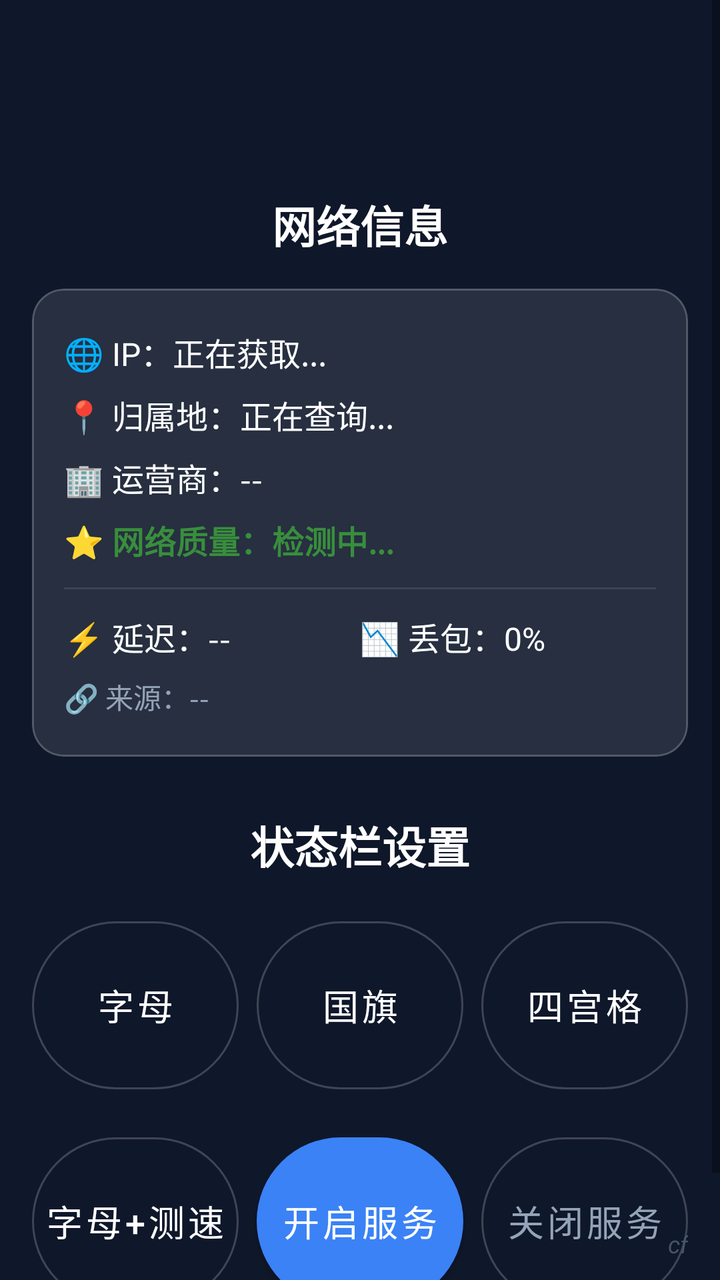
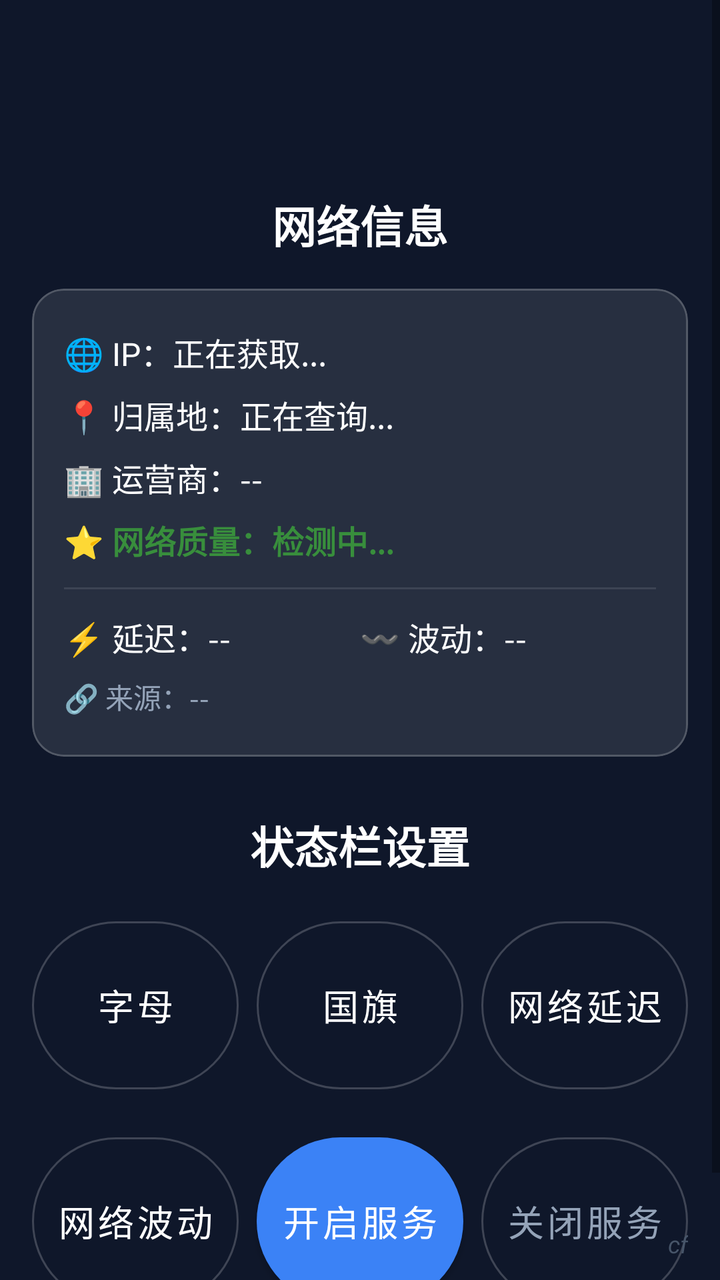

The first picture is an Android layout as it rendered before a commit; the second is the same layout after the commit. The layout source and the unified diff follow.
<!-- AndroidManifest.xml: application theme Theme.MaterialComponents.DayNight.NoActionBar -->
<!-- res/layout/activity_main.xml -->
<?xml version="1.0" encoding="utf-8"?>
<FrameLayout xmlns:android="http://schemas.android.com/apk/res/android"
    xmlns:app="http://schemas.android.com/apk/res-auto"
    xmlns:tools="http://schemas.android.com/tools"
    android:layout_width="match_parent"
    android:layout_height="match_parent"
    android:background="#0F172A"
    tools:context=".MainActivity">

    
    <ScrollView
        android:layout_width="match_parent"
        android:layout_height="match_parent"
        android:fillViewport="true">

        <LinearLayout
            android:layout_width="match_parent"
            android:layout_height="wrap_content"
            android:orientation="vertical"
            android:paddingHorizontal="16dp"
            android:paddingBottom="40dp">

            
            <TextView
                android:layout_width="match_parent"
                android:layout_height="wrap_content"
                android:layout_marginTop="96dp"
                android:layout_marginBottom="16dp"
                android:gravity="center"
                android:text="网络信息"
                android:textColor="#FFFFFF"
                android:textSize="22sp"
                android:textStyle="bold" />

            
            <com.google.android.material.card.MaterialCardView
                android:layout_width="match_parent"
                android:layout_height="wrap_content"
                android:layout_marginBottom="16dp"
                app:cardBackgroundColor="#1AFFFFFF"
                app:cardCornerRadius="16dp"
                app:cardElevation="0dp"
                app:strokeWidth="1dp"
                app:strokeColor="#33FFFFFF">

                <LinearLayout
                    android:layout_width="match_parent"
                    android:layout_height="wrap_content"
                    android:orientation="vertical"
                    android:paddingHorizontal="16dp"
                    android:paddingVertical="16dp">

                    
                    <TextView
                        android:id="@+id/tvIp"
                        android:layout_width="match_parent"
                        android:layout_height="wrap_content"
                        android:paddingVertical="4dp"
                        android:gravity="start|center_vertical"
                        android:text="🌐 IP：正在获取..."
                        android:textColor="#FFFFFF"
                        android:textSize="16sp" />

                    
                    <TextView
                        android:id="@+id/tvLocation"
                        android:layout_width="match_parent"
                        android:layout_height="wrap_content"
                        android:paddingVertical="4dp"
                        android:gravity="start|center_vertical"
                        android:text="📍 归属地：正在查询..."
                        android:textColor="#FFFFFF"
                        android:textSize="16sp" />

                    
                    <TextView
                        android:id="@+id/tvIsp"
                        android:layout_width="match_parent"
                        android:layout_height="wrap_content"
                        android:paddingVertical="4dp"
                        android:gravity="start|center_vertical"
                        android:text="🏢 运营商：--"
                        android:textColor="#FFFFFF"
                        android:textSize="16sp" />

                    
                    <TextView
                        android:id="@+id/tvQuality"
                        android:layout_width="match_parent"
                        android:layout_height="wrap_content"
                        android:paddingVertical="4dp"
                        android:gravity="start|center_vertical"
                        android:text="⭐ 网络质量：检测中..."
                        android:textColor="#388E3C"
                        android:textSize="16sp"
                        android:textStyle="bold" />

                    <View
                        android:layout_width="match_parent"
                        android:layout_height="1dp"
                        android:layout_marginVertical="8dp"
                        android:background="#1AFFFFFF" />

                    
                    <LinearLayout
                        android:layout_width="match_parent"
                        android:layout_height="wrap_content"
                        android:orientation="horizontal"
                        android:weightSum="2">

                        <TextView
                            android:id="@+id/tvPing"
                            android:layout_width="0dp"
                            android:layout_height="wrap_content"
                            android:layout_weight="1"
                            android:paddingVertical="4dp"
                            android:text="⚡ 延迟：--"
                            android:textColor="#FFFFFF"
                            android:textSize="16sp" />

                        <TextView
                            android:id="@+id/tvLoss"
                            android:layout_width="0dp"
                            android:layout_height="wrap_content"
                            android:layout_weight="1"
                            android:paddingVertical="4dp"
                            android:text="📉 丢包：0%"
                            android:textColor="#FFFFFF"
                            android:textSize="16sp" />
                    </LinearLayout>

                    
                    <TextView
                        android:id="@+id/tvApiSource"
                        android:layout_width="match_parent"
                        android:layout_height="wrap_content"
                        android:paddingVertical="4dp"
                        android:gravity="start|center_vertical"
                        android:text="🔗 来源：--"
                        android:textColor="#94A3B8"
                        android:textSize="14sp" />

                </LinearLayout>
            </com.google.android.material.card.MaterialCardView>

            
            <TextView
                android:layout_width="match_parent"
                android:layout_height="wrap_content"
                android:layout_marginTop="12dp"
                android:layout_marginBottom="16dp"
                android:gravity="center"
                android:text="状态栏设置"
                android:textColor="#FFFFFF"
                android:textSize="22sp"
                android:textStyle="bold" />

            
            <LinearLayout
                android:layout_width="match_parent"
                android:layout_height="wrap_content"
                android:orientation="vertical">

                
                <LinearLayout
                    android:layout_width="match_parent"
                    android:layout_height="wrap_content"
                    android:orientation="horizontal"
                    android:layout_marginBottom="12dp"
                    android:weightSum="3">

                    <com.google.android.material.button.MaterialButton
                        android:id="@+id/btnTextMode"
                        style="@style/Widget.MaterialComponents.Button.OutlinedButton"
                        android:layout_width="0dp"
                        android:layout_height="96dp"
                        android:layout_weight="1"
                        android:layout_marginEnd="6dp"
                        android:paddingHorizontal="0dp"
                        android:text="字母"
                        android:textColor="#FFFFFF"
                        android:textSize="18sp"
                        app:strokeColor="#33FFFFFF"
                        app:strokeWidth="1dp"
                        app:cornerRadius="48dp"
                        app:elevation="0dp" />

                    <com.google.android.material.button.MaterialButton
                        android:id="@+id/btnFlagMode"
                        style="@style/Widget.MaterialComponents.Button.OutlinedButton"
                        android:layout_width="0dp"
                        android:layout_height="96dp"
                        android:layout_weight="1"
                        android:layout_marginHorizontal="3dp"
                        android:paddingHorizontal="0dp"
                        android:text="国旗"
                        android:textColor="#FFFFFF"
                        android:textSize="18sp"
                        app:strokeColor="#33FFFFFF"
                        app:strokeWidth="1dp"
                        app:cornerRadius="48dp"
                        app:elevation="0dp" />

                    <com.google.android.material.button.MaterialButton
                        android:id="@+id/btnGridMode"
                        style="@style/Widget.MaterialComponents.Button.OutlinedButton"
                        android:layout_width="0dp"
                        android:layout_height="96dp"
                        android:layout_weight="1"
                        android:layout_marginStart="6dp"
                        android:paddingHorizontal="0dp"
                        android:text="四宫格"
                        android:textColor="#FFFFFF"
                        android:textSize="18sp"
                        app:strokeColor="#33FFFFFF"
                        app:strokeWidth="1dp"
                        app:cornerRadius="48dp"
                        app:elevation="0dp" />
                </LinearLayout>

                
                <LinearLayout
                    android:layout_width="match_parent"
                    android:layout_height="wrap_content"
                    android:orientation="horizontal"
                    android:weightSum="3">

                    <com.google.android.material.button.MaterialButton
                        android:id="@+id/btnTextGridMode"
                        style="@style/Widget.MaterialComponents.Button.OutlinedButton"
                        android:layout_width="0dp"
                        android:layout_height="96dp"
                        android:layout_weight="1"
                        android:layout_marginEnd="6dp"
                        android:paddingHorizontal="0dp"
                        android:text="字母+测速"
                        android:textColor="#FFFFFF"
                        android:textSize="18sp"
                        app:strokeColor="#33FFFFFF"
                        app:strokeWidth="1dp"
                        app:cornerRadius="48dp"
                        app:elevation="0dp" />

                    <com.google.android.material.button.MaterialButton
                        android:id="@+id/btnStart"
                        android:layout_width="0dp"
                        android:layout_height="96dp"
                        android:layout_weight="1"
                        android:layout_marginHorizontal="3dp"
                        android:paddingHorizontal="0dp"
                        android:text="开启服务"
                        android:textColor="#FFFFFF"
                        android:textSize="18sp"
                        app:backgroundTint="#3B82F6"
                        app:cornerRadius="48dp"
                        app:elevation="0dp" />

                    <com.google.android.material.button.MaterialButton
                        android:id="@+id/btnStop"
                        style="@style/Widget.MaterialComponents.Button.OutlinedButton"
                        android:layout_width="0dp"
                        android:layout_height="96dp"
                        android:layout_weight="1"
                        android:layout_marginStart="6dp"
                        android:paddingHorizontal="0dp"
                        android:text="关闭服务"
                        android:textColor="#94A3B8"
                        android:textSize="18sp"
                        app:strokeColor="#33FFFFFF"
                        app:strokeWidth="1dp"
                        app:cornerRadius="48dp"
                        app:elevation="0dp" />
                </LinearLayout>

            </LinearLayout>

        </LinearLayout>
    </ScrollView>

    
    <TextView
        android:layout_width="wrap_content"
        android:layout_height="wrap_content"
        android:layout_gravity="bottom|end"
        android:layout_marginEnd="16dp"
        android:layout_marginBottom="10dp"
        android:text="cf"
        android:textColor="#475569"
        android:textSize="12sp"
        android:textStyle="italic" />

</FrameLayout>
<!-- resources referenced by this layout -->
<resources>

</resources>

<!-- the commit's change to res/layout/activity_main.xml (unified diff, before → after) -->
@@ -40,8 +40,8 @@
                 app:cardBackgroundColor="#1AFFFFFF"
                 app:cardCornerRadius="16dp"
                 app:cardElevation="0dp"
-                app:strokeWidth="1dp"
-                app:strokeColor="#33FFFFFF">
+                app:strokeColor="#33FFFFFF"
+                app:strokeWidth="1dp">
 
                 <LinearLayout
                     android:layout_width="match_parent"
@@ -55,8 +55,8 @@
                         android:id="@+id/tvIp"
                         android:layout_width="match_parent"
                         android:layout_height="wrap_content"
-                        android:paddingVertical="4dp"
-                        android:gravity="start|center_vertical"
+                        android:gravity="start|center_vertical"
+                        android:paddingVertical="4dp"
                         android:text="🌐 IP：正在获取..."
                         android:textColor="#FFFFFF"
                         android:textSize="16sp" />
@@ -66,8 +66,8 @@
                         android:id="@+id/tvLocation"
                         android:layout_width="match_parent"
                         android:layout_height="wrap_content"
-                        android:paddingVertical="4dp"
-                        android:gravity="start|center_vertical"
+                        android:gravity="start|center_vertical"
+                        android:paddingVertical="4dp"
                         android:text="📍 归属地：正在查询..."
                         android:textColor="#FFFFFF"
                         android:textSize="16sp" />
@@ -77,8 +77,8 @@
                         android:id="@+id/tvIsp"
                         android:layout_width="match_parent"
                         android:layout_height="wrap_content"
-                        android:paddingVertical="4dp"
-                        android:gravity="start|center_vertical"
+                        android:gravity="start|center_vertical"
+                        android:paddingVertical="4dp"
                         android:text="🏢 运营商：--"
                         android:textColor="#FFFFFF"
                         android:textSize="16sp" />
@@ -88,8 +88,8 @@
                         android:id="@+id/tvQuality"
                         android:layout_width="match_parent"
                         android:layout_height="wrap_content"
-                        android:paddingVertical="4dp"
-                        android:gravity="start|center_vertical"
+                        android:gravity="start|center_vertical"
+                        android:paddingVertical="4dp"
                         android:text="⭐ 网络质量：检测中..."
                         android:textColor="#388E3C"
                         android:textSize="16sp"
@@ -124,7 +124,7 @@
                             android:layout_height="wrap_content"
                             android:layout_weight="1"
                             android:paddingVertical="4dp"
-                            android:text="📉 丢包：0%"
+                            android:text="〰️ 波动：--"
                             android:textColor="#FFFFFF"
                             android:textSize="16sp" />
                     </LinearLayout>
@@ -134,8 +134,8 @@
                         android:id="@+id/tvApiSource"
                         android:layout_width="match_parent"
                         android:layout_height="wrap_content"
-                        android:paddingVertical="4dp"
-                        android:gravity="start|center_vertical"
+                        android:gravity="start|center_vertical"
+                        android:paddingVertical="4dp"
                         android:text="🔗 来源：--"
                         android:textColor="#94A3B8"
                         android:textSize="14sp" />
@@ -165,8 +165,8 @@
                 <LinearLayout
                     android:layout_width="match_parent"
                     android:layout_height="wrap_content"
+                    android:layout_marginBottom="12dp"
                     android:orientation="horizontal"
-                    android:layout_marginBottom="12dp"
                     android:weightSum="3">
 
                     <com.google.android.material.button.MaterialButton
@@ -174,48 +174,48 @@
                         style="@style/Widget.MaterialComponents.Button.OutlinedButton"
                         android:layout_width="0dp"
                         android:layout_height="96dp"
-                        android:layout_weight="1"
                         android:layout_marginEnd="6dp"
+                        android:layout_weight="1"
                         android:paddingHorizontal="0dp"
                         android:text="字母"
                         android:textColor="#FFFFFF"
                         android:textSize="18sp"
-                        app:strokeColor="#33FFFFFF"
-                        app:strokeWidth="1dp"
-                        app:cornerRadius="48dp"
-                        app:elevation="0dp" />
+                        app:cornerRadius="48dp"
+                        app:elevation="0dp"
+                        app:strokeColor="#33FFFFFF"
+                        app:strokeWidth="1dp" />
 
                     <com.google.android.material.button.MaterialButton
                         android:id="@+id/btnFlagMode"
                         style="@style/Widget.MaterialComponents.Button.OutlinedButton"
                         android:layout_width="0dp"
                         android:layout_height="96dp"
-                        android:layout_weight="1"
                         android:layout_marginHorizontal="3dp"
+                        android:layout_weight="1"
                         android:paddingHorizontal="0dp"
                         android:text="国旗"
                         android:textColor="#FFFFFF"
                         android:textSize="18sp"
-                        app:strokeColor="#33FFFFFF"
-                        app:strokeWidth="1dp"
-                        app:cornerRadius="48dp"
-                        app:elevation="0dp" />
+                        app:cornerRadius="48dp"
+                        app:elevation="0dp"
+                        app:strokeColor="#33FFFFFF"
+                        app:strokeWidth="1dp" />
 
                     <com.google.android.material.button.MaterialButton
                         android:id="@+id/btnGridMode"
                         style="@style/Widget.MaterialComponents.Button.OutlinedButton"
                         android:layout_width="0dp"
                         android:layout_height="96dp"
-                        android:layout_weight="1"
                         android:layout_marginStart="6dp"
-                        android:paddingHorizontal="0dp"
-                        android:text="四宫格"
-                        android:textColor="#FFFFFF"
-                        android:textSize="18sp"
-                        app:strokeColor="#33FFFFFF"
-                        app:strokeWidth="1dp"
-                        app:cornerRadius="48dp"
-                        app:elevation="0dp" />
+                        android:layout_weight="1"
+                        android:paddingHorizontal="0dp"
+                        android:text="网络延迟"
+                        android:textColor="#FFFFFF"
+                        android:textSize="18sp"
+                        app:cornerRadius="48dp"
+                        app:elevation="0dp"
+                        app:strokeColor="#33FFFFFF"
+                        app:strokeWidth="1dp" />
                 </LinearLayout>
 
                 
@@ -225,51 +225,52 @@
                     android:orientation="horizontal"
                     android:weightSum="3">
 
+                    
                     <com.google.android.material.button.MaterialButton
                         android:id="@+id/btnTextGridMode"
                         style="@style/Widget.MaterialComponents.Button.OutlinedButton"
                         android:layout_width="0dp"
                         android:layout_height="96dp"
-                        android:layout_weight="1"
                         android:layout_marginEnd="6dp"
-                        android:paddingHorizontal="0dp"
-                        android:text="字母+测速"
-                        android:textColor="#FFFFFF"
-                        android:textSize="18sp"
-                        app:strokeColor="#33FFFFFF"
-                        app:strokeWidth="1dp"
+                        android:layout_weight="1"
+                        android:paddingHorizontal="0dp"
+                        android:text="网络波动"
+                        android:textColor="#FFFFFF"
+                        android:textSize="18sp"
+                        app:cornerRadius="48dp"
+                        app:elevation="0dp"
+                        app:strokeColor="#33FFFFFF"
+                        app:strokeWidth="1dp" />
+
+                    <com.google.android.material.button.MaterialButton
+                        android:id="@+id/btnStart"
+                        android:layout_width="0dp"
+                        android:layout_height="96dp"
+                        android:layout_marginHorizontal="3dp"
+                        android:layout_weight="1"
+                        android:paddingHorizontal="0dp"
+                        android:text="开启服务"
+                        android:textColor="#FFFFFF"
+                        android:textSize="18sp"
+                        app:backgroundTint="#3B82F6"
                         app:cornerRadius="48dp"
                         app:elevation="0dp" />
 
                     <com.google.android.material.button.MaterialButton
-                        android:id="@+id/btnStart"
-                        android:layout_width="0dp"
-                        android:layout_height="96dp"
-                        android:layout_weight="1"
-                        android:layout_marginHorizontal="3dp"
-                        android:paddingHorizontal="0dp"
-                        android:text="开启服务"
-                        android:textColor="#FFFFFF"
-                        android:textSize="18sp"
-                        app:backgroundTint="#3B82F6"
-                        app:cornerRadius="48dp"
-                        app:elevation="0dp" />
-
-                    <com.google.android.material.button.MaterialButton
                         android:id="@+id/btnStop"
                         style="@style/Widget.MaterialComponents.Button.OutlinedButton"
                         android:layout_width="0dp"
                         android:layout_height="96dp"
-                        android:layout_weight="1"
                         android:layout_marginStart="6dp"
+                        android:layout_weight="1"
                         android:paddingHorizontal="0dp"
                         android:text="关闭服务"
                         android:textColor="#94A3B8"
                         android:textSize="18sp"
-                        app:strokeColor="#33FFFFFF"
-                        app:strokeWidth="1dp"
-                        app:cornerRadius="48dp"
-                        app:elevation="0dp" />
+                        app:cornerRadius="48dp"
+                        app:elevation="0dp"
+                        app:strokeColor="#33FFFFFF"
+                        app:strokeWidth="1dp" />
                 </LinearLayout>
 
             </LinearLayout>
